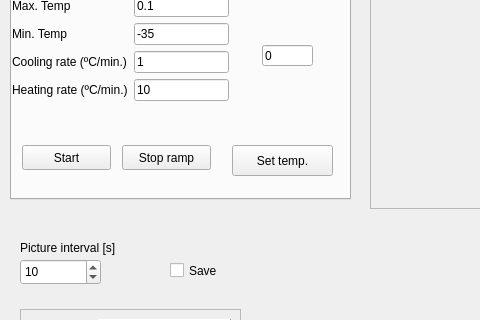
First picture: the form in src/gui/experiment.ui, repository gfogwill/FrESH, before the edit; both pictures show x 0 to 480 and y 181 to 501 of the 930 by 649 pixel window.
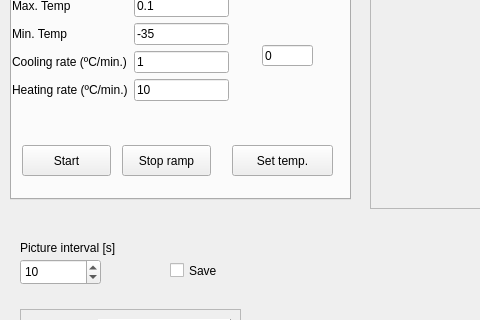
Second picture: the form after the edit. Custom widgets are drawn as their Qt base class.

```diff
--- a/src/gui/experiment.ui
+++ b/src/gui/experiment.ui
@@ -319,7 +319,7 @@
         <x>110</x>
         <y>170</y>
         <width>89</width>
-        <height>25</height>
+        <height>31</height>
        </rect>
       </property>
       <property name="text">
@@ -332,7 +332,7 @@
         <x>10</x>
         <y>170</y>
         <width>89</width>
-        <height>25</height>
+        <height>31</height>
        </rect>
       </property>
       <property name="text">
```
